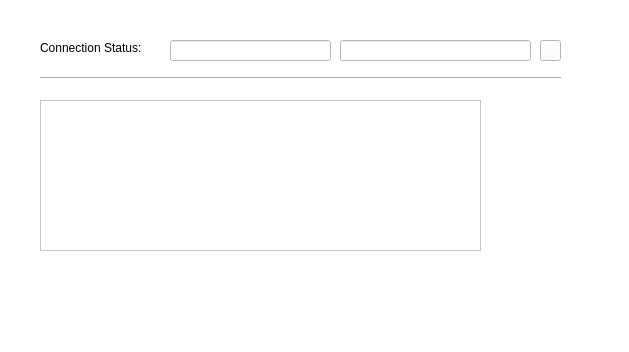
Before: the Qt Designer form UIsummary.ui in fangshunyuan/uisummary, drawn with Qt 5.
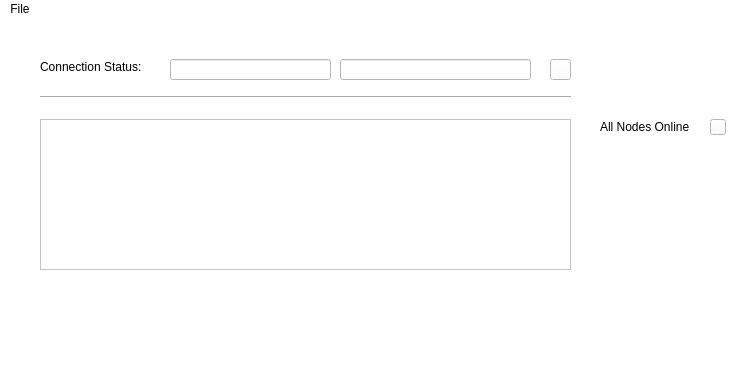
After: the same form once the commit is applied.

Commit message: revised interface

The edit to the form file:
```diff
--- a/UIsummary.ui
+++ b/UIsummary.ui
@@ -6,8 +6,8 @@
    <rect>
     <x>0</x>
     <y>0</y>
-    <width>629</width>
-    <height>352</height>
+    <width>739</width>
+    <height>382</height>
    </rect>
   </property>
   <property name="windowTitle">
@@ -58,7 +58,7 @@
      <rect>
       <x>40</x>
       <y>100</y>
-      <width>441</width>
+      <width>531</width>
       <height>151</height>
      </rect>
     </property>
@@ -69,7 +69,7 @@
    <widget class="QPushButton" name="connectionStatusButton">
     <property name="geometry">
      <rect>
-      <x>540</x>
+      <x>550</x>
       <y>40</y>
       <width>21</width>
       <height>21</height>
@@ -84,7 +84,7 @@
      <rect>
       <x>40</x>
       <y>70</y>
-      <width>521</width>
+      <width>531</width>
       <height>16</height>
      </rect>
     </property>
@@ -92,16 +92,49 @@
      <enum>Qt::Horizontal</enum>
     </property>
    </widget>
+   <widget class="QLabel" name="label">
+    <property name="geometry">
+     <rect>
+      <x>600</x>
+      <y>100</y>
+      <width>101</width>
+      <height>16</height>
+     </rect>
+    </property>
+    <property name="text">
+     <string>All Nodes Online</string>
+    </property>
+   </widget>
+   <widget class="QPushButton" name="allNodesOnlineStatusButton">
+    <property name="geometry">
+     <rect>
+      <x>710</x>
+      <y>100</y>
+      <width>16</width>
+      <height>16</height>
+     </rect>
+    </property>
+    <property name="text">
+     <string/>
+    </property>
+   </widget>
   </widget>
   <widget class="QMenuBar" name="menubar">
    <property name="geometry">
     <rect>
      <x>0</x>
      <y>0</y>
-     <width>629</width>
+     <width>739</width>
      <height>22</height>
     </rect>
    </property>
+   <widget class="QMenu" name="menuMenu">
+    <property name="title">
+     <string>File</string>
+    </property>
+    <addaction name="closeAction"/>
+   </widget>
+   <addaction name="menuMenu"/>
   </widget>
   <widget class="QStatusBar" name="statusbar"/>
  </widget>
```
Left out of the diff: 5 changed lines with no effect on the pictures. The commit also changes 3 other files.
